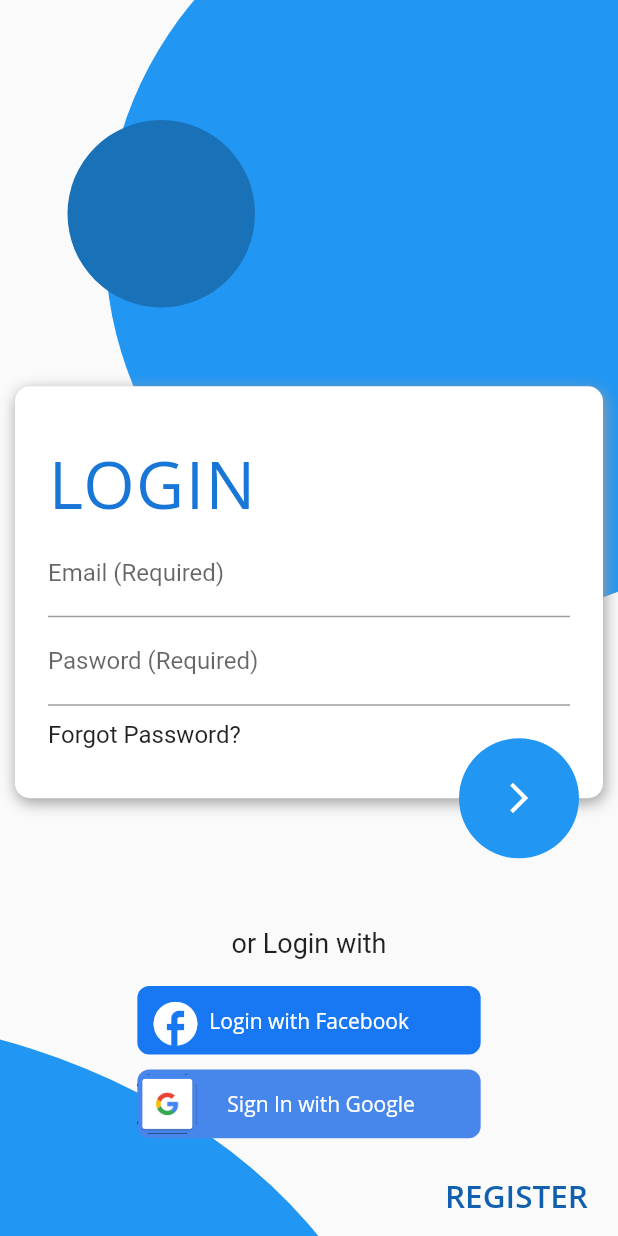
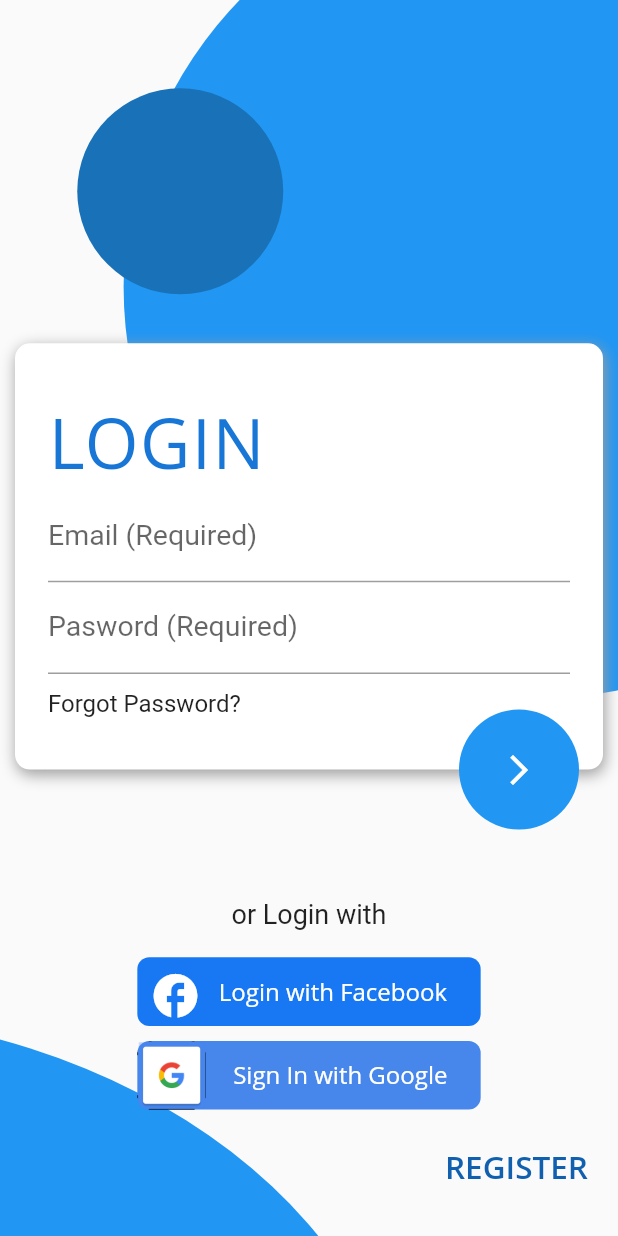
Before and after one commit to navaneethku/photos-api, a Flutter app: the screen it shows after launch, on a phone screen of 412 x 824 dp. Run offline on Flutter 3.47's test engine with Material 2 defaults, Android fonts, the light colour scheme and no system bars; our stand-ins replace get; Roboto replaces fonts that are missing (Open Sans).

Commit message:
added more responsive design

```diff
--- a/navaneeth_app/lib/app/modules/Register/views/register_view.dart
+++ b/navaneeth_app/lib/app/modules/Register/views/register_view.dart
@@ -24,11 +24,11 @@ class RegisterView extends GetView<RegisterController> {
                 child: Stack(
                   children: [
                     Positioned(
-                      left: 70,
-                      bottom: width,
+                      left: width / 5,
+                      bottom: width / 1.15,
                       child: Container(
-                        width: 500,
-                        height: 500,
+                        width: height / 1.5,
+                        height: height / 1.5,
                         decoration: new BoxDecoration(
                           color: Color(0xff2196f3),
                           shape: BoxShape.circle,
@@ -36,11 +36,11 @@ class RegisterView extends GetView<RegisterController> {
                       ),
                     ),
                     Positioned(
-                      left: 45,
-                      top: 80,
+                      left: width / 8,
+                      top: width / 7,
                       child: Container(
-                        width: 125,
-                        height: 125,
+                        width: width / 3,
+                        height: width / 3,
                         decoration: new BoxDecoration(
                           color: Color(0xff1971b8),
                           shape: BoxShape.circle,
@@ -64,12 +64,12 @@ class RegisterView extends GetView<RegisterController> {
                         child: Column(
                       children: [
                         Container(
-                          height: height / 3.2,
+                          height: height / 3.6,
                           width: width - 50,
                         ),
                         Container(
                           width: width - 20,
-                          height: height / 3,
+                          height: height / 2.9,
                           padding: EdgeInsets.fromLTRB(10, 20, 10, 10),
                           decoration: BoxDecoration(
                               boxShadow: [
@@ -99,7 +99,7 @@ class RegisterView extends GetView<RegisterController> {
                                     style: TextStyle(
                                       fontFamily: 'Open Sans',
                                       letterSpacing: 1,
-                                      fontSize: 44,
+                                      fontSize: 46,
                                       fontWeight: FontWeight.w500,
                                       color: Color(0xff1876d6),
                                     ),
@@ -107,11 +107,13 @@ class RegisterView extends GetView<RegisterController> {
                                 ),
                                 TextFormField(
                                   decoration: const InputDecoration(
-                                      labelText: "Email (Required)"),
+                                      labelText: "Email (Required)",
+                                      labelStyle: TextStyle(fontSize: 19)),
                                 ),
                                 TextFormField(
                                   decoration: const InputDecoration(
-                                      labelText: "Pasword (Required)"),
+                                      labelText: "Pasword (Required)",
+                                      labelStyle: TextStyle(fontSize: 19)),
                                 ),
                                 Container(
                                   padding: EdgeInsets.only(top: 10),
@@ -187,12 +189,17 @@ class RegisterView extends GetView<RegisterController> {
                                       ),
                                       color: Colors.white,
                                     ),
-                                    const Text(
+                                    Container(
+                                      width: width / 2.5,
+                                      child: const Text(
                                         'Login with Facebook',
                                         textAlign: TextAlign.center,
                                         style: TextStyle(
                                           color: Colors.white,
                                           fontFamily: 'Open Sans',
+                                          fontSize: 16,
+                                          fontWeight: FontWeight.w500,
+                                        ),
                                       ),
                                     ),
                                   ]),
@@ -211,14 +218,18 @@ class RegisterView extends GetView<RegisterController> {
                                         image: AssetImage(
                                           'assets/google_g.png',
                                         ),
-                                        height: 40),
-                                    SizedBox(width: 20),
-                                    const Text(
+                                        height: 50),
+                                    Container(
+                                      width: width / 2.3,
+                                      child: const Text(
                                         'Sign In with Google',
                                         textAlign: TextAlign.center,
                                         style: TextStyle(
                                           color: Colors.white,
                                           fontFamily: 'Open Sans',
+                                          fontSize: 16,
+                                          fontWeight: FontWeight.w500,
+                                        ),
                                       ),
                                     ),
                                   ]),
```
Lines whose indentation alone changed are shown as unchanged.
